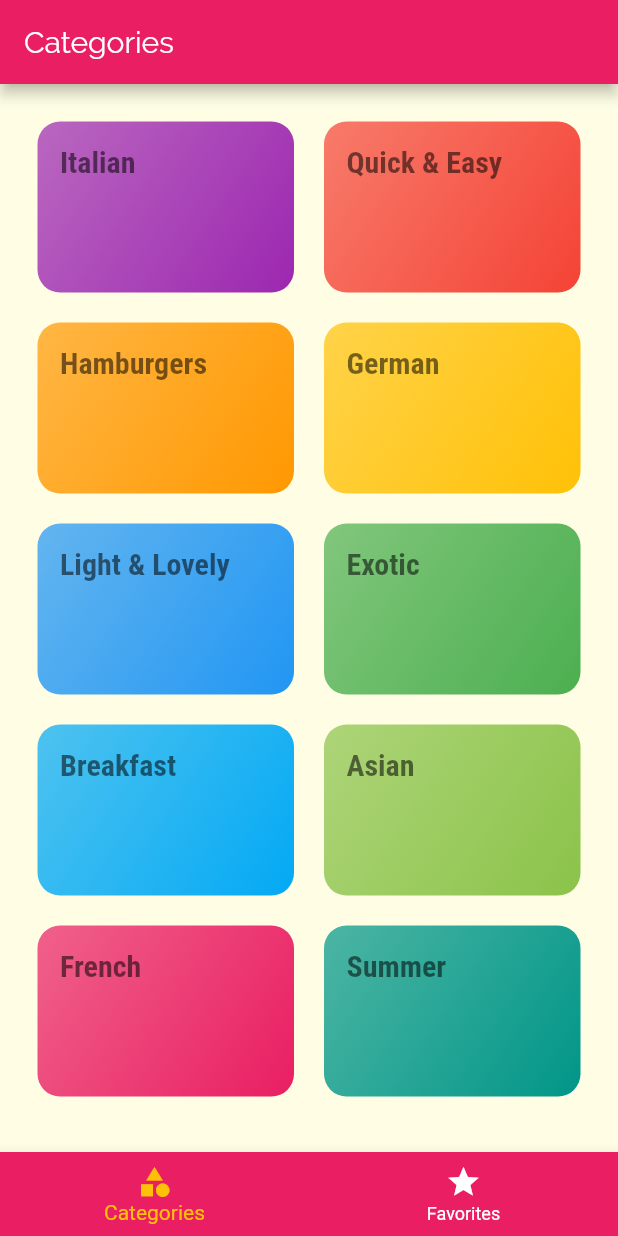
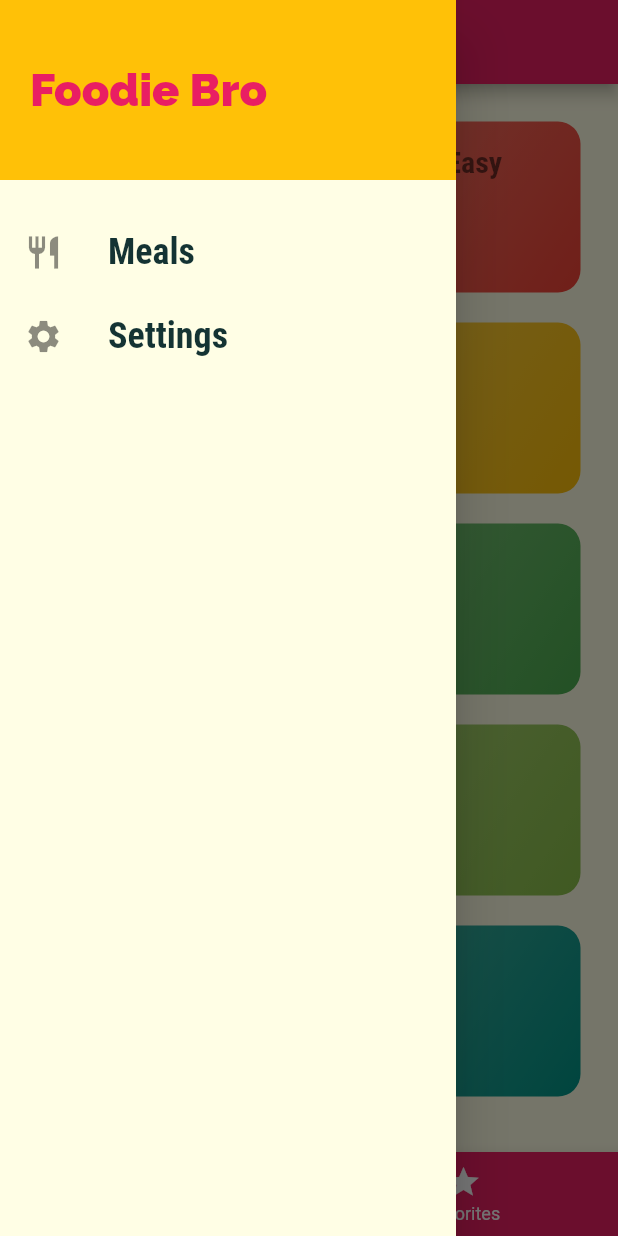
Before and after one commit to Sudhanva-Nadiger/foodie_bro, a Flutter app: the screen it shows after launch, with the side drawer open (before the commit the screen has no drawer), on a phone screen of 412 x 824 dp. Run offline on Flutter 3.47's test engine with Material 2 defaults, Android fonts, the phone set to English and light mode, and no system bars.

Commit message:
add drawer

```diff
--- a/lib/screens/tabs_screen.dart
+++ b/lib/screens/tabs_screen.dart
@@ -1,6 +1,7 @@
 import 'package:flutter/material.dart';
 import 'package:meals_app/screens/categories_screen.dart';
 import 'package:meals_app/screens/favorites_screen.dart';
+import 'package:meals_app/widgets/main_drawer.dart';
 
 class TabScreen extends StatefulWidget {
   const TabScreen({Key? key}) : super(key: key);
@@ -33,6 +34,7 @@ class _TabScreenState extends State<TabScreen> {
             style: const TextStyle(fontFamily: 'Raleway'),
           ),
         ),
+        drawer: const MainDrawer(),
         body: _pages[_selectedPageIndex]['page'] as Widget,
         bottomNavigationBar: BottomNavigationBar(
           onTap: _selectPage,
--- /dev/null
+++ b/lib/widgets/main_drawer.dart
@@ -0,0 +1,66 @@
+import 'package:flutter/material.dart';
+
+class MainDrawer extends StatelessWidget {
+  const MainDrawer({Key? key}) : super(key: key);
+
+  @override
+  Widget build(BuildContext context) {
+    return Drawer(
+      child: Column(
+        children: [
+          Container(
+            height: 120,
+            width: double.infinity,
+            padding: const EdgeInsets.all(20),
+            alignment: Alignment.centerLeft,
+            color: Theme.of(context).colorScheme.secondary,
+            child: Text(
+              'Foodie Bro',
+              style: TextStyle(
+                  fontFamily: 'Raleway',
+                  fontWeight: FontWeight.w900,
+                  fontSize: 30,
+                  color: Theme.of(context).colorScheme.primary),
+            ),
+          ),
+          const SizedBox(
+            height: 20,
+          ),
+          const BuildListTile(
+            icon: Icons.restaurant,
+            title: 'Meals',
+          ),
+          const BuildListTile(icon: Icons.settings, title: 'Settings'),
+        ],
+      ),
+    );
+  }
+}
+
+class BuildListTile extends StatelessWidget {
+  final IconData icon;
+  final String title;
+  const BuildListTile({
+    required this.icon,
+    required this.title,
+    Key? key,
+  }) : super(key: key);
+
+  @override
+  Widget build(BuildContext context) {
+    return ListTile(
+      leading: Icon(
+        icon,
+        size: 26,
+      ),
+      title: Text(
+        title,
+        style: const TextStyle(
+            fontFamily: 'RobotoCondensed',
+            fontSize: 24,
+            fontWeight: FontWeight.bold),
+      ),
+      onTap: () {},
+    );
+  }
+}
```
